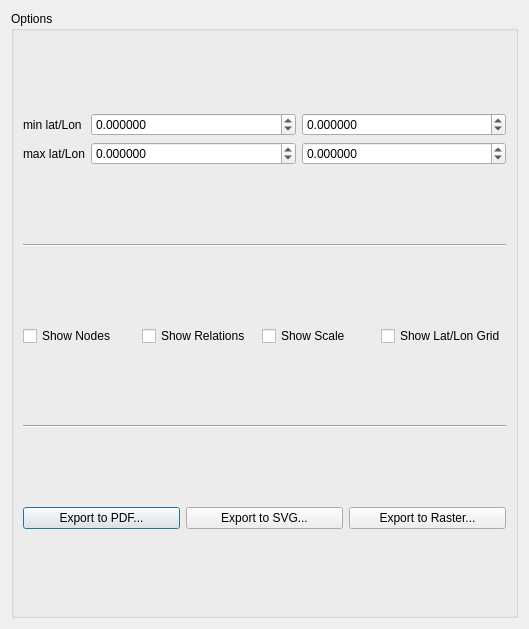
Before: the Qt Designer form src/Render/NativeRenderDialog.ui in openstreetmap/merkaartor, drawn with Qt 5.
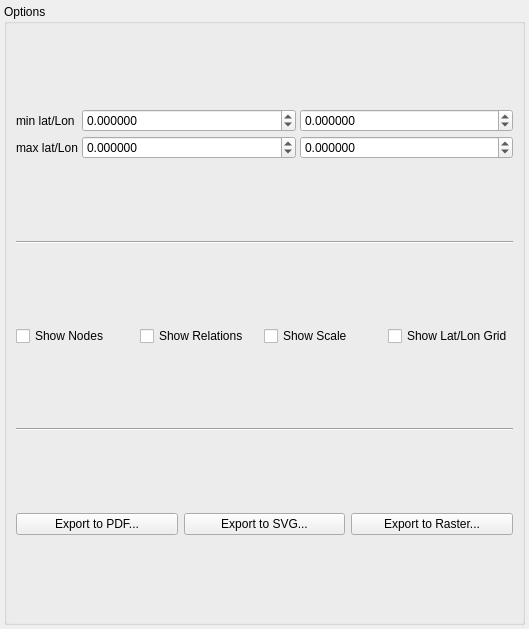
After: the same form once the commit is applied.

Commit message: Printing: changed way of tweaking QPrintPreviewDialog

```diff
--- a/src/Render/NativeRenderDialog.ui
+++ b/src/Render/NativeRenderDialog.ui
@@ -1,7 +1,7 @@
 <?xml version="1.0" encoding="UTF-8"?>
 <ui version="4.0">
- <class>NativeRenderDialog</class>
- <widget class="QDialog" name="NativeRenderDialog">
+ <class>NativeRenderWidget</class>
+ <widget class="QWidget" name="NativeRenderWidget">
   <property name="geometry">
    <rect>
     <x>0</x>
@@ -14,14 +14,11 @@
    <string>Raster/SVG export</string>
   </property>
   <layout class="QVBoxLayout" name="verticalLayout">
-   <item>
-    <widget class="QWidget" name="mainWidget" native="true">
-     <layout class="QVBoxLayout" name="verticalLayout_2" stretch="0">
       <property name="spacing">
        <number>4</number>
       </property>
       <property name="margin">
-       <number>0</number>
+    <number>4</number>
       </property>
       <item>
        <widget class="QGroupBox" name="grpOptions">
@@ -31,6 +28,9 @@
         <layout class="QVBoxLayout" name="verticalLayout_3">
          <item>
           <layout class="QGridLayout" name="gridLayout">
+        <property name="spacing">
+         <number>4</number>
+        </property>
            <item row="0" column="0">
             <widget class="QLabel" name="label_3">
              <property name="sizePolicy">
@@ -241,9 +241,6 @@
             </widget>
            </item>
           </layout>
-         </item>
-        </layout>
-       </widget>
       </item>
      </layout>
     </widget>
```
Lines whose indentation alone changed are shown as unchanged. The commit also changes 39 other files.
